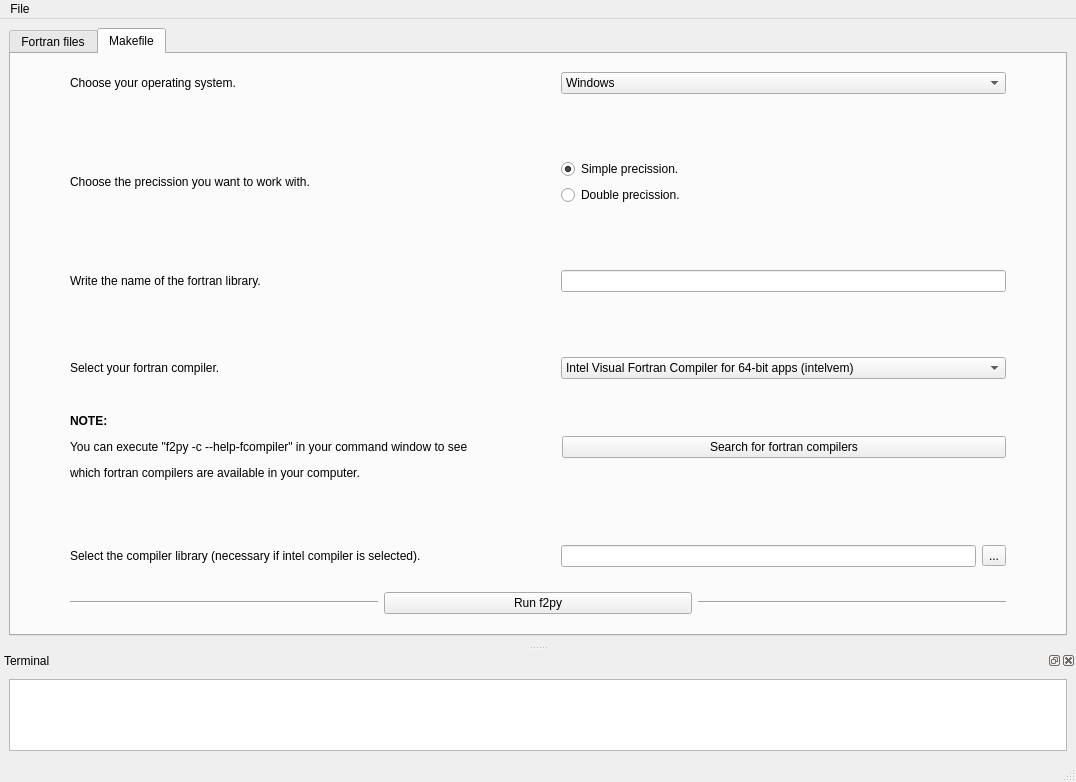
Old version of the form fparser_GUI/GUI.ui in the repository mramagu/Fortran-to-Python-Wrapper.
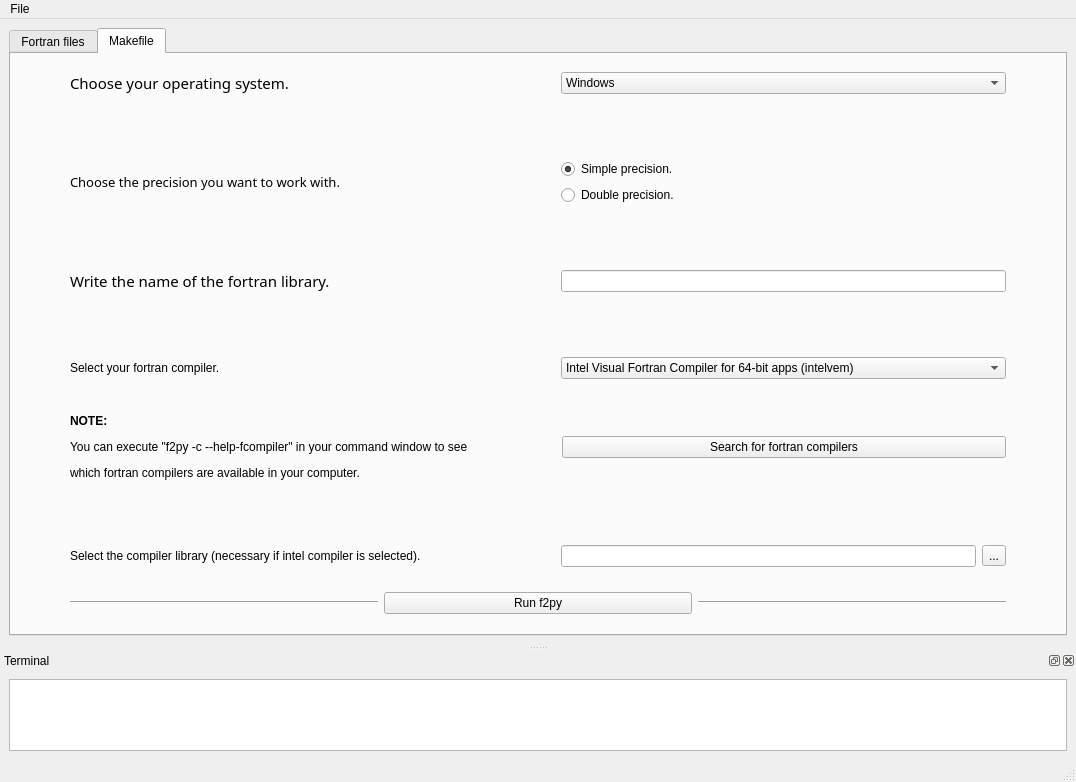
New version of the form. The open tabs and pages were chosen to show the change.

Patch:
```diff
--- a/fparser_GUI/GUI.ui
+++ b/fparser_GUI/GUI.ui
@@ -314,6 +314,12 @@
            <layout class="QVBoxLayout" name="verticalLayout_11">
             <item>
              <widget class="QLabel" name="label_make_OS">
+              <property name="font">
+               <font>
+                <family>Abyssinica SIL</family>
+                <pointsize>11</pointsize>
+               </font>
+              </property>
               <property name="text">
                <string>Choose your operating system.</string>
               </property>
@@ -375,8 +381,14 @@
            <layout class="QVBoxLayout" name="verticalLayout_16">
             <item>
              <widget class="QLabel" name="label_make_precission">
+              <property name="font">
+               <font>
+                <family>Tibetan Machine Uni</family>
+                <pointsize>10</pointsize>
+               </font>
+              </property>
               <property name="text">
-               <string>Choose the precission you want to work with.</string>
+               <string>Choose the precision you want to work with.</string>
               </property>
              </widget>
             </item>
@@ -390,7 +402,7 @@
             <item>
              <widget class="QRadioButton" name="radioButton_makeSP">
               <property name="text">
-               <string>Simple precission.</string>
+               <string>Simple precision.</string>
               </property>
               <property name="checked">
                <bool>true</bool>
@@ -400,7 +412,7 @@
             <item>
              <widget class="QRadioButton" name="radioButton_makeDP">
               <property name="text">
-               <string>Double precission.</string>
+               <string>Double precision.</string>
               </property>
              </widget>
             </item>
@@ -436,6 +448,12 @@
            <layout class="QVBoxLayout" name="verticalLayout_14">
             <item>
              <widget class="QLabel" name="label_make_lib">
+              <property name="font">
+               <font>
+                <family>Nakula</family>
+                <pointsize>11</pointsize>
+               </font>
+              </property>
               <property name="text">
                <string>Write the name of the fortran library.</string>
               </property>
```
Left out of the diff: 14 changed lines with no effect on the pictures.
